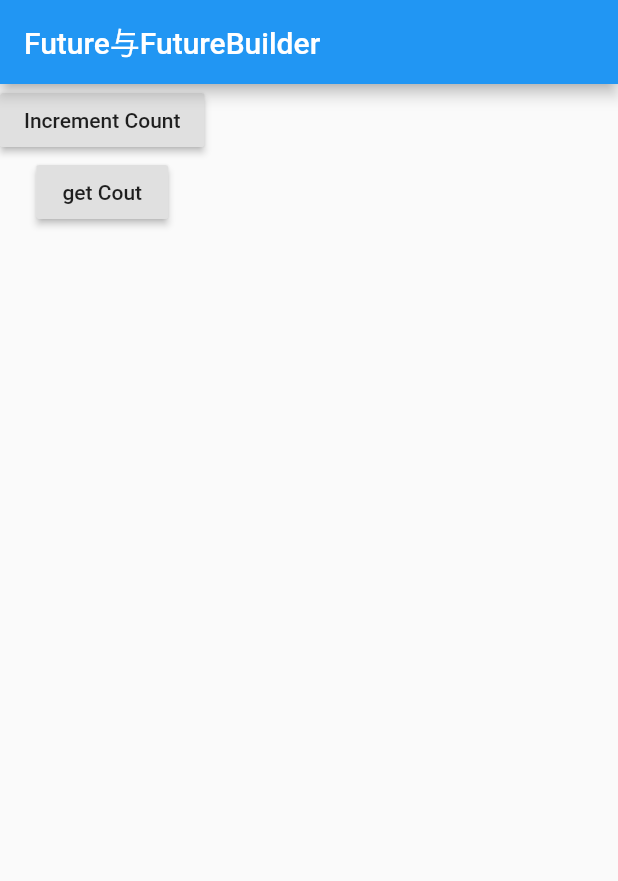
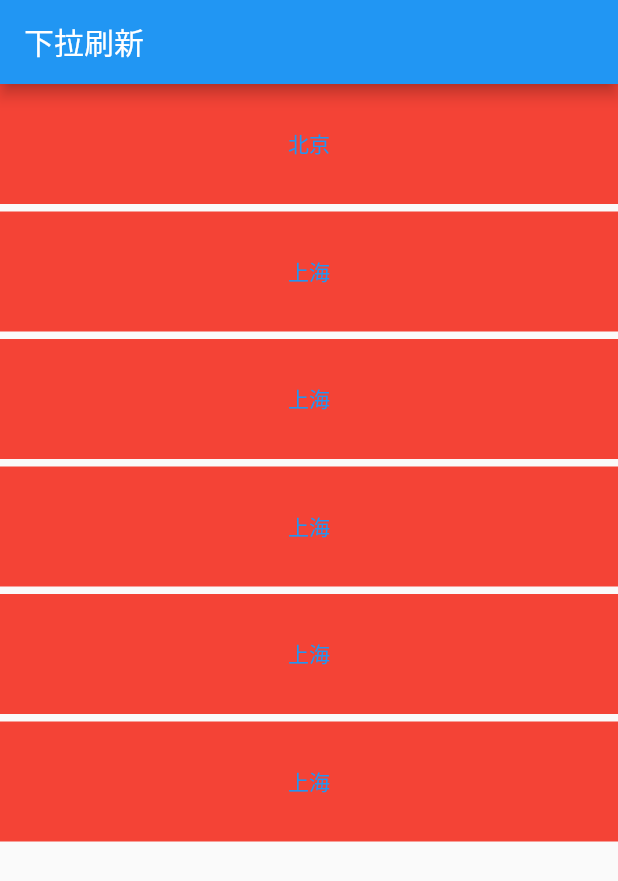
Before and after one commit to whylisa/flutterTrip, a Flutter app: the screen it shows after launch, on a phone screen of 412 x 824 dp. Shown: the top 881 px of the screen. Run offline on Flutter 3.47's test engine with Material 2 defaults, Android fonts, the phone set to English and light mode, and no system bars; our stand-ins replace flutter_swiper.

Commit message:
下拉刷新

```diff
--- a/lib/main.dart
+++ b/lib/main.dart
@@ -1,9 +1,7 @@
 import 'dart:convert';
 
 import 'package:flutter/material.dart';
-import 'package:shared_preferences/shared_preferences.dart';
 import 'package:trip/navigator/tab_navigator.dart';
-//import 'package:http/http.dart' as http;
  void main() => runApp(MyApp());
 
 //class MyApp extends StatelessWidget {
@@ -19,60 +17,59 @@ import 'package:trip/navigator/tab_navigator.dart';
 //  }
 //
 //}
-
  class MyApp extends StatefulWidget {
    @override
    _MyAppState createState() => _MyAppState();
  }
 
  class _MyAppState extends State<MyApp> {
-  String countString = '';
-  String localCount = '';
+   List<String> cityNames = ['北京','上海','上海','上海','上海','上海',];
+   ScrollController _scrollController = ScrollController();
+   @override
+   void initState() {
+     _scrollController.addListener(() {
+       if(_scrollController.position.pixels == _scrollController.position.maxScrollExtent) {
+        _loadData();
+       }
+     });
+   }
    @override
    Widget build(BuildContext context) {
      return MaterialApp(
        home: Scaffold(
          appBar: AppBar(
-          title: Text('Future与FutureBuilder'),
+           title: Text('下拉刷新'),
          ),
-        body: Column(
-          children: <Widget>[
-            RaisedButton(
-              onPressed: _incrementCounter,
-              child: Text('Increment Count'),
+         body: RefreshIndicator(
+           onRefresh: _handRefresh,
+           child: ListView(
+             children: _buildList(),
            ),
-            RaisedButton(
-              onPressed: _getCount,
-              child: Text('get Cout'),
          ),
-            Text(
-              countString,
-              style: TextStyle(fontSize: 20),
-            ),
-            Text(
-              localCount,
-              style: TextStyle(fontSize: 30),
-            )
-
-          ],
-        )
        ),
      );
    }
-  _incrementCounter() async {
-    SharedPreferences prefs = await SharedPreferences.getInstance();
+   Future<Null> _handRefresh() async {
+     await Future.delayed(Duration(seconds: 2));
      setState(() {
-      countString = countString + ' +1';
+       cityNames = cityNames.reversed.toList();
+     });
+     return null;
+   }
+   List<Widget> _buildList() {
+     return cityNames.map((city) => _item(city)).toList();
+   }
+   Widget _item(String city) {
+     return Container(
+       height: 80,
+       margin: EdgeInsets.only(bottom: 5),
+       alignment: Alignment.center,
+       decoration: BoxDecoration(color: Colors.red),
+       child: Text(
+         city,
+         style: TextStyle(color: Colors.blue),
+       ),
 
-    });
-    int counter = (prefs.getInt('counter')??0)+1;
-    await prefs.setInt("counter", counter);
-  }
-  _getCount() async {
-    SharedPreferences prefs = await SharedPreferences.getInstance();
-    setState(() {
-      localCount = prefs.getInt('counter').toString();
-
-    });
+     );
    }
  }
```
Lines whose indentation alone changed are shown as unchanged.
